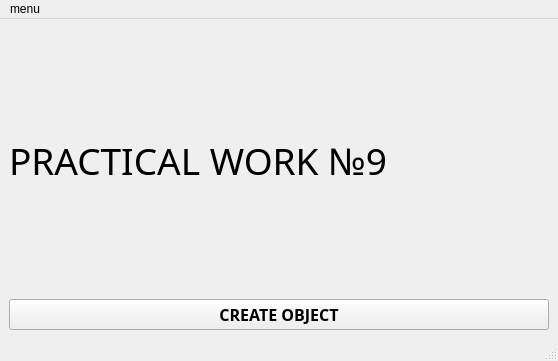
Qt form SDI/PRACTICE/mainwindow.ui (natalyatesluk/OOP_practice) before a commit.
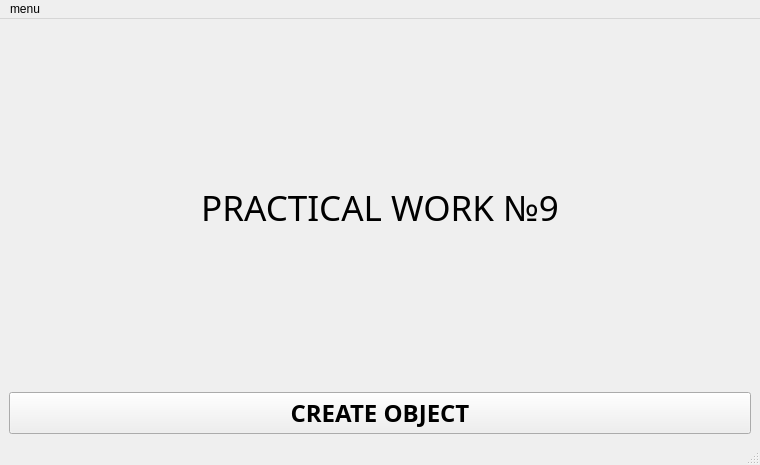
The same form after that commit. Icons and pictures are not drawn.

What changed in the file:
```diff
--- a/SDI/PRACTICE/mainwindow.ui
+++ b/SDI/PRACTICE/mainwindow.ui
@@ -6,22 +6,16 @@
    <rect>
     <x>0</x>
     <y>0</y>
-    <width>558</width>
-    <height>361</height>
+    <width>760</width>
+    <height>465</height>
    </rect>
   </property>
   <property name="windowTitle">
    <string>PRACTICE</string>
   </property>
   <property name="windowIcon">
-   <iconset resource="RES.qrc">
-    <normaloff>:/icon/icon.png</normaloff>:/icon/icon.png</iconset>
-  </property>
-  <property name="iconSize">
-   <size>
-    <width>15</width>
-    <height>15</height>
-   </size>
+   <iconset resource="ICON.qrc">
+    <normaloff>:/new/icon/icon.png</normaloff>:/new/icon/icon.png</iconset>
   </property>
   <widget class="QWidget" name="centralwidget">
    <layout class="QGridLayout" name="gridLayout">
@@ -30,18 +24,15 @@
       <property name="font">
        <font>
         <family>Modern No. 20</family>
-        <pointsize>28</pointsize>
+        <pointsize>26</pointsize>
        </font>
       </property>
-      <property name="focusPolicy">
-       <enum>Qt::NoFocus</enum>
-      </property>
-      <property name="layoutDirection">
-       <enum>Qt::LeftToRight</enum>
-      </property>
       <property name="text">
        <string>PRACTICAL WORK №9</string>
       </property>
+      <property name="alignment">
+       <set>Qt::AlignCenter</set>
+      </property>
      </widget>
     </item>
     <item row="1" column="0">
@@ -49,7 +40,7 @@
       <property name="font">
        <font>
         <family>Century Gothic</family>
-        <pointsize>12</pointsize>
+        <pointsize>18</pointsize>
         <bold>true</bold>
        </font>
       </property>
@@ -65,7 +56,7 @@
     <rect>
      <x>0</x>
      <y>0</y>
-     <width>558</width>
+     <width>760</width>
      <height>21</height>
     </rect>
    </property>
```
Left out of the diff: 22 changed lines with no effect on the pictures.
